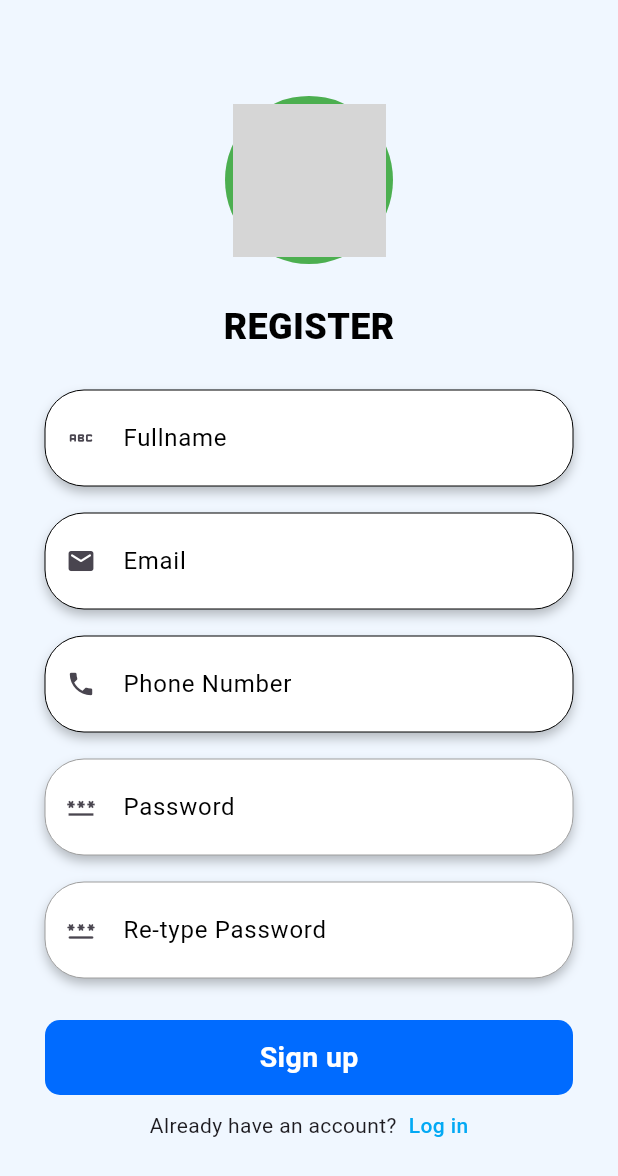
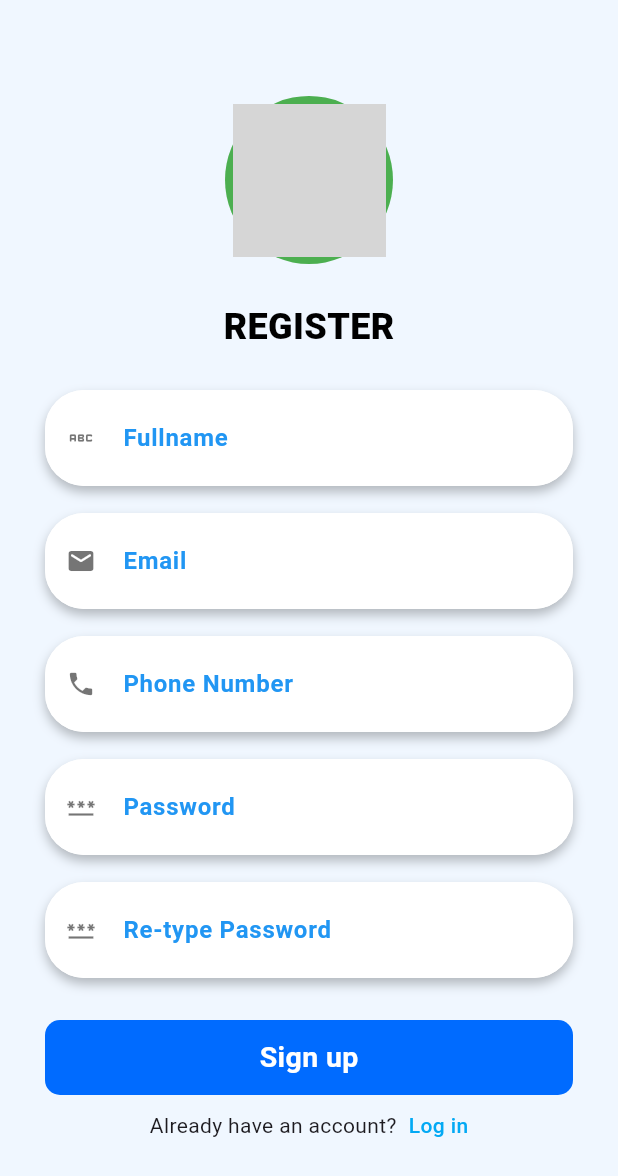
Before and after one commit to Aryan8872/LootVault, a Flutter app: the screen it shows after launch, on a phone screen of 412 x 824 dp. Shown: the top 1176 px of the screen. Run offline on Flutter 3.47's test engine with Material 3 defaults, Android fonts, the phone set to English and light mode, and no system bars; grey boxes are pictures that could not be loaded.

Commit message:
Widgets: created widget and implemented on  login and register page

```diff
--- a/lib/view/login_view.dart
+++ b/lib/view/login_view.dart
@@ -2,6 +2,7 @@ import 'package:flutter/cupertino.dart';
 import 'package:flutter/material.dart';
 import 'package:flutter/rendering.dart';
 import 'package:flutter/widgets.dart';
+import 'package:loot_vault/widgets/shadow_inputbox.dart';
 
 class LoginView extends StatefulWidget {
   const LoginView({super.key});
@@ -19,7 +20,8 @@ class _LoginViewState extends State<LoginView> {
   @override
   Widget build(BuildContext context) {
     return Scaffold(
-      backgroundColor: const Color.fromRGBO(240, 247, 255, 1), //0xFFE6E8EB  //0xFFD3D3D3  //0xFFE6E6FA
+      backgroundColor: const Color.fromRGBO(
+          240, 247, 255, 1), //0xFFE6E8EB  //0xFFD3D3D3  //0xFFE6E6FA
       body: SafeArea(
           child: Center(
         child: Padding(
@@ -40,7 +42,6 @@ class _LoginViewState extends State<LoginView> {
                             './assets/images/backgroundless_logo.png')),
                   ),
                 )),
-
 
                 // const Text(
                 //   "Welcome to",
@@ -71,92 +72,43 @@ class _LoginViewState extends State<LoginView> {
                 _largeGap,
 
                 //username texfield
-
-                 Container(
-                  decoration: BoxDecoration(
-                    color: Colors.white,
-                    borderRadius: BorderRadius.circular(26),
-                    boxShadow: const [
-                      BoxShadow(
-                        color: Colors.black26,
-                        offset: Offset(0, 4),
-                        blurRadius: 6,
-                      ),
-                    ],
-                  ),
-                  child: TextField(
-                    keyboardType: TextInputType.emailAddress,
-                    decoration: InputDecoration(
-                      enabledBorder: OutlineInputBorder(
-                        borderRadius: BorderRadius.circular(26),
-                        borderSide: const BorderSide(
-                            width: 0),
-                      ),
-
-                      filled: true,
-                      fillColor:
-                          Colors.white,
-                      prefixIcon: const Icon(
-                        Icons.person_2_rounded,
-                        size: 20,
-                      ),
-                      labelText: "Email",
-                      labelStyle: const TextStyle(color: Colors.black),
-                      contentPadding: const EdgeInsets.symmetric(
-                          vertical: 20,
-                          horizontal: 10),
-                    ),
-                  ),
+                ShadowInputbox(
+                  labelText: "Enter your email",
+                  prefixIcon: Icons.email,
+                  fillColor: Colors.white,
+                  labelStyle: const TextStyle(
+                      color: Colors.blue, fontWeight: FontWeight.bold),
+                  contentPadding: const EdgeInsets.symmetric(vertical:20 ,horizontal:10 ),
+                  keyboardType: TextInputType.emailAddress,
+                  controller: TextEditingController(),
+                  inputTextStyle: const TextStyle(color: Colors.black, fontSize: 16),
                 ),
 
 
                 _normalgap,
 
+                //password field
 
-                // Password TextField
-                Container(
-                  decoration: BoxDecoration(
-                    color: Colors.white,
-                    borderRadius: BorderRadius.circular(26),
-                    boxShadow: const [
-                      BoxShadow(
-                        color: Colors.black26,
-                        offset: Offset(0, 4),
-                        blurRadius: 6,
-                      ),
-                    ],
+                const ShadowInputbox(
+                  labelText:"Password" ,
+                  fillColor: Colors.white,
+                  keyboardType: TextInputType.visiblePassword,
+                  obscureText: true,
+                  prefixIcon: Icons.password_rounded,
+                  labelStyle: TextStyle(
+                    color: Colors.blue,
+                    fontWeight: FontWeight.bold
                   ),
-                  child: TextField(
-                    obscureText: true,
-                    decoration: InputDecoration(
+                  inputTextStyle: TextStyle(
+                    color: Colors.black,
+                    fontSize: 16
+                  ),
+                  contentPadding: EdgeInsets.symmetric(vertical: 20,horizontal: 10),
 
-                      enabledBorder: OutlineInputBorder(
-                        borderRadius: BorderRadius.circular(26),
-                        borderSide: const BorderSide(
-                          color: Colors.grey,
-                          width: 0
-                        ),
-                      ),
-
-                      filled: true,
-                      fillColor:
-                          Colors.white,
-                      prefixIcon: const Icon(
-                        Icons.password,
-                        size: 20,
-                      ),
-                      labelText: "Password",
-                      labelStyle: const TextStyle(color: Colors.black), // Label color
-                      contentPadding:const EdgeInsets.symmetric(
-                          vertical: 20,
-                          horizontal: 10),
-                    ),
                   ),
-                ),
 
 
                 _smallgap,
-
 
                 // forgot password area
 
--- a/lib/view/register_view.dart
+++ b/lib/view/register_view.dart
@@ -2,6 +2,7 @@ import 'package:flutter/cupertino.dart';
 import 'package:flutter/material.dart';
 import 'package:flutter/rendering.dart';
 import 'package:flutter/widgets.dart';
+import 'package:loot_vault/widgets/shadow_inputbox.dart';
 
 class RegisterView extends StatefulWidget {
   const RegisterView({super.key});
@@ -42,21 +43,7 @@ class _RegisterViewState extends State<RegisterView> {
                   ),
                 )),
 
-                // const Text(
-                //   "Welcome to",
-                //   style: TextStyle(
-                //       color: Colors.black,
-                //       fontWeight: FontWeight.w500,
-                //       fontSize: 16),
-                // ),
 
-                // const Text(
-                //   "LootVault",
-                //   style: TextStyle(
-                //       color: Colors.black,
-                //       fontWeight: FontWeight.w800,
-                //       fontSize: 24),
-                // ),
 
                 _largeGap,
 
@@ -72,182 +59,88 @@ class _RegisterViewState extends State<RegisterView> {
 
                 //username texfield
 
-                Container(
-                  decoration: BoxDecoration(
-                    color: Colors.white,
-                    borderRadius: BorderRadius.circular(26),
-                    boxShadow: const [
-                      BoxShadow(
-                        color: Colors.black26,
-                        offset: Offset(0, 4),
-                        blurRadius: 6,
+                const ShadowInputbox(
+                  labelText: "Fullname",
+                  contentPadding: EdgeInsets.symmetric(
+                    vertical: 20,
+                    horizontal: 10
                   ),
-                    ],
+                  fillColor: Colors.white,
+                  prefixIcon: Icons.abc_rounded,
+                  labelStyle: TextStyle(
+                    color: Colors.blue,
+                    fontWeight: FontWeight.bold
                   ),
-                  child: TextField(
-                    decoration: InputDecoration(
-                      enabledBorder: OutlineInputBorder(
-                        borderRadius: BorderRadius.circular(26),
-                        borderSide: const BorderSide(width: 0),
-                      ),
-                      filled: true,
-                      fillColor: Colors.white,
-                      prefixIcon: const Icon(
-                        Icons.abc_rounded,
-                        size: 20,
-                      ),
-                      labelText: "Fullname",
-                      labelStyle: const TextStyle(color: Colors.black),
-                      contentPadding: const EdgeInsets.symmetric(
-                          vertical: 20, horizontal: 10),
-                    ),
-                  ),
-                ),
-                _normalgap,
-
-                Container(
-                  decoration: BoxDecoration(
-                    color: Colors.white,
-                    borderRadius: BorderRadius.circular(26),
-                    boxShadow: const [
-                      BoxShadow(
-                        color: Colors.black26,
-                        offset: Offset(0, 4),
-                        blurRadius: 6,
-                      ),
-                    ],
-                  ),
-                  child: TextField(
-                    keyboardType: TextInputType.emailAddress,
-                    decoration: InputDecoration(
-                      enabledBorder: OutlineInputBorder(
-                        borderRadius: BorderRadius.circular(26),
-                        borderSide: const BorderSide(width: 0),
-                      ),
-                      filled: true,
-                      fillColor: Colors.white,
-                      prefixIcon: const Icon(
-                        Icons.email_rounded,
-                        size: 20,
-                      ),
-                      labelText: "Email",
-                      labelStyle: const TextStyle(color: Colors.black),
-                      contentPadding: const EdgeInsets.symmetric(
-                          vertical: 20, horizontal: 10),
-                    ),
-                  ),
-                ),
-                _normalgap,
-
-                Container(
-                  decoration: BoxDecoration(
-                    color: Colors.white,
-                    borderRadius: BorderRadius.circular(26),
-                    boxShadow: const [
-                      BoxShadow(
-                        color: Colors.black26,
-                        offset: Offset(0, 4),
-                        blurRadius: 6,
-                      ),
-                    ],
-                  ),
-                  child: TextField(
-                    keyboardType: TextInputType.phone,
-                    decoration: InputDecoration(
-                      enabledBorder: OutlineInputBorder(
-                        borderRadius: BorderRadius.circular(26),
-                        borderSide: const BorderSide(width: 0),
-                      ),
-                      filled: true,
-                      fillColor: Colors.white,
-                      prefixIcon: const Icon(
-                        Icons.phone,
-                        size: 20,
-                      ),
-                      labelText: "Phone Number",
-                      labelStyle: const TextStyle(color: Colors.black),
-                      contentPadding: const EdgeInsets.symmetric(
-                          vertical: 20, horizontal: 10),
-                    ),
+                  inputTextStyle: TextStyle(
+                    color: Colors.black,
+                    fontSize: 16
                   ),
                   ),
 
                                   _normalgap,
 
-                // Password TextField
-                Container(
-                  decoration: BoxDecoration(
-                    color: Colors.white,
-                    borderRadius: BorderRadius.circular(26),
-                    boxShadow: const [
-                      BoxShadow(
-                        color: Colors.black26,
-                        offset: Offset(0, 4),
-                        blurRadius: 6,
-                      ),
-                    ],
-                  ),
-                  child: TextField(
-                    obscureText: true,
-                    decoration: InputDecoration(
-                      enabledBorder: OutlineInputBorder(
-                        borderRadius: BorderRadius.circular(26),
-                        borderSide:
-                            const BorderSide(color: Colors.grey, width: 0),
-                      ),
-
-                      filled: true,
+                const ShadowInputbox(
+                  labelText: "Email",
+                  contentPadding:
+                      EdgeInsets.symmetric(vertical: 20, horizontal: 10),
                   fillColor: Colors.white,
-                      prefixIcon: const Icon(
-                        Icons.password,
-                        size: 20,
-                      ),
-                      labelText: "Password",
-                      labelStyle:
-                          const TextStyle(color: Colors.black), // Label color
-                      contentPadding: const EdgeInsets.symmetric(
-                          vertical: 20, horizontal: 10),
-                    ),
-                  ),
+                  prefixIcon: Icons.email_rounded,
+                  keyboardType: TextInputType.emailAddress,
+                  labelStyle: TextStyle(
+                      color: Colors.blue, fontWeight: FontWeight.bold),
+                  inputTextStyle: TextStyle(color: Colors.black, fontSize: 16),
                 ),
 
 
                 _normalgap,
 
-                 Container(
-                  decoration: BoxDecoration(
-                    color: Colors.white,
-                    borderRadius: BorderRadius.circular(26),
-                    boxShadow: const [
-                      BoxShadow(
-                        color: Colors.black26,
-                        offset: Offset(0, 4),
-                        blurRadius: 6,
-                      ),
-                    ],
-                  ),
-                  child: TextField(
-                    obscureText: true,
-                    decoration: InputDecoration(
-                      enabledBorder: OutlineInputBorder(
-                        borderRadius: BorderRadius.circular(26),
-                        borderSide:
-                            const BorderSide(color: Colors.grey, width: 0),
+                const ShadowInputbox(
+                  labelText: "Phone Number",
+                  contentPadding:
+                      EdgeInsets.symmetric(vertical: 20, horizontal: 10),
+                  fillColor: Colors.white,
+                  prefixIcon: Icons.phone,
+                  keyboardType: TextInputType.number,
+                  labelStyle: TextStyle(
+                      color: Colors.blue, fontWeight: FontWeight.bold),
+                  inputTextStyle: TextStyle(color: Colors.black, fontSize: 16),
                   ),
 
-                      filled: true,
+
+                _normalgap,
+
+                // Password TextField
+
+                  const ShadowInputbox(
+                  labelText: "Password",
+                  obscureText: true,
+                  contentPadding:
+                      EdgeInsets.symmetric(vertical: 20, horizontal: 10),
                   fillColor: Colors.white,
-                      prefixIcon: const Icon(
-                        Icons.password_rounded,
-                        size: 20,
+                  prefixIcon: Icons.password,
+                  keyboardType: TextInputType.number,
+                  labelStyle: TextStyle(
+                      color: Colors.blue, fontWeight: FontWeight.bold),
+                  inputTextStyle: TextStyle(color: Colors.black, fontSize: 16),
                 ),
+
+
+
+                _normalgap,
+
+
+                const ShadowInputbox(
                   labelText: "Re-type Password",
-                      labelStyle:
-                          const TextStyle(color: Colors.black), // Label color
-                      contentPadding: const EdgeInsets.symmetric(
-                          vertical: 20, horizontal: 10),
-                    ),
-                  ),
+                  obscureText: true,
+                  contentPadding:
+                      EdgeInsets.symmetric(vertical: 20, horizontal: 10),
+                  fillColor: Colors.white,
+                  prefixIcon: Icons.password,
+                  keyboardType: TextInputType.number,
+
+                  labelStyle: TextStyle(
+                      color: Colors.blue, fontWeight: FontWeight.bold),
+                  inputTextStyle: TextStyle(color: Colors.black, fontSize: 16),
                 ),
 
 
@@ -256,7 +149,6 @@ class _RegisterViewState extends State<RegisterView> {
                 _normalgap,
 
                 // sign up button
-
                 Container(
                   alignment: Alignment.center,
                   width: double.infinity,
--- /dev/null
+++ b/lib/widgets/shadow_inputbox.dart
@@ -0,0 +1,85 @@
+import 'package:flutter/cupertino.dart';
+import 'package:flutter/material.dart';
+
+class ShadowInputbox extends StatelessWidget {
+  final String labelText;
+  final IconData? prefixIcon;
+  final Color fillColor;
+  final TextStyle? labelStyle;
+  final EdgeInsetsGeometry contentPadding;
+  final BoxDecoration? boxDecoration;
+  final TextEditingController? controller;
+  final TextInputType keyboardType;
+  final bool obscureText;
+  final TextStyle? inputTextStyle;
+  final double? inputBoxWidth;
+
+  const ShadowInputbox({
+    required this.labelText,
+    this.prefixIcon,
+    this.fillColor = Colors.white,
+    this.labelStyle,
+    this.contentPadding =
+        const EdgeInsets.symmetric(vertical: 20, horizontal: 10),
+    this.boxDecoration,
+    this.controller,
+    this.keyboardType = TextInputType.text,
+    this.obscureText = false,
+    this.inputTextStyle,
+    this.inputBoxWidth,
+    super.key,
+  });
+
+  @override
+  Widget build(BuildContext context) {
+    return Container(
+      width: inputBoxWidth?? inputBoxWidth,
+      decoration:
+          BoxDecoration(
+            color: fillColor,
+            borderRadius: BorderRadius.circular(26),
+            boxShadow: const [
+              BoxShadow(
+                color: Colors.black26,
+                offset: Offset(0, 4),
+                blurRadius: 6,
+              ),
+            ],
+          ),
+      child: TextField(
+        controller: controller,
+        keyboardType: keyboardType,
+        obscureText: obscureText,
+        style: inputTextStyle,
+        decoration: InputDecoration(
+          enabledBorder: OutlineInputBorder(
+            borderRadius: BorderRadius.circular(26),
+            borderSide: const BorderSide(width: 0, color: Colors.transparent),
+          ),
+
+            focusedBorder: OutlineInputBorder(
+            borderRadius: BorderRadius.circular(26),
+            borderSide: const BorderSide(width: 1, color: Colors.blue),
+          ),
+
+          filled: true,
+          fillColor: fillColor,
+          prefixIcon: prefixIcon != null
+              ? Icon(
+                  prefixIcon,
+                  size: 20,
+                  color: Colors.black54,
+                )
+              : null,
+          labelText: labelText,
+          labelStyle: labelStyle ??
+              const TextStyle(
+                color: Colors.black,
+                fontSize: 16,
+              ),
+          contentPadding: contentPadding,
+        ),
+      ),
+    );
+  }
+}
```
Lines whose indentation alone changed are shown as unchanged.
